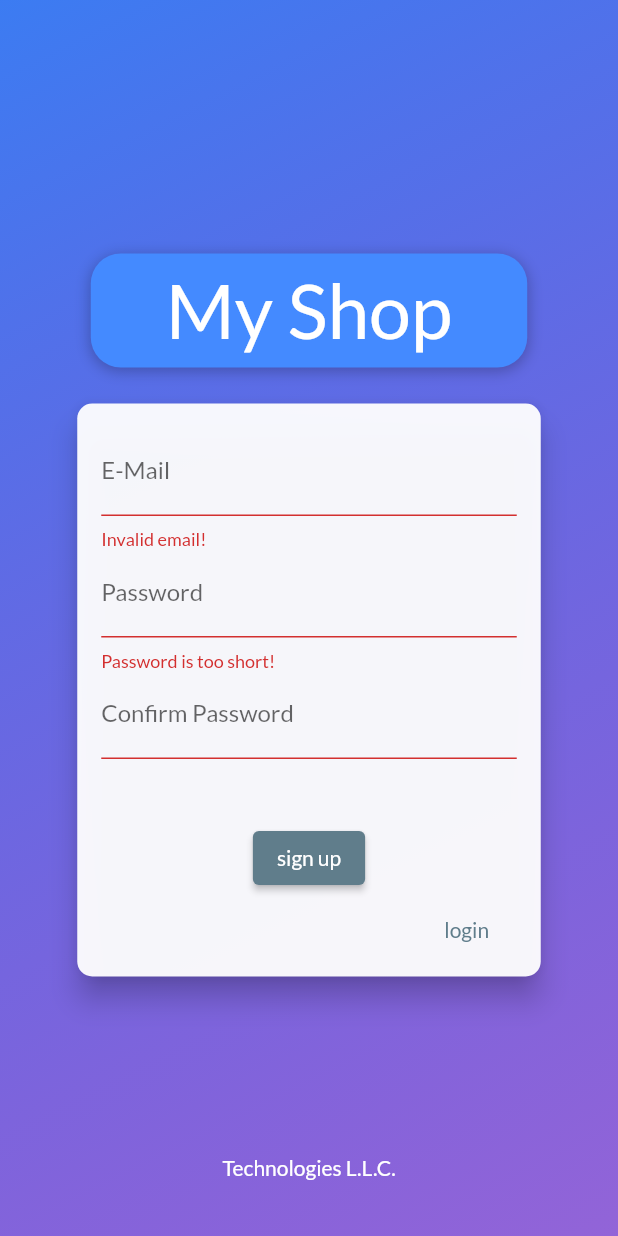
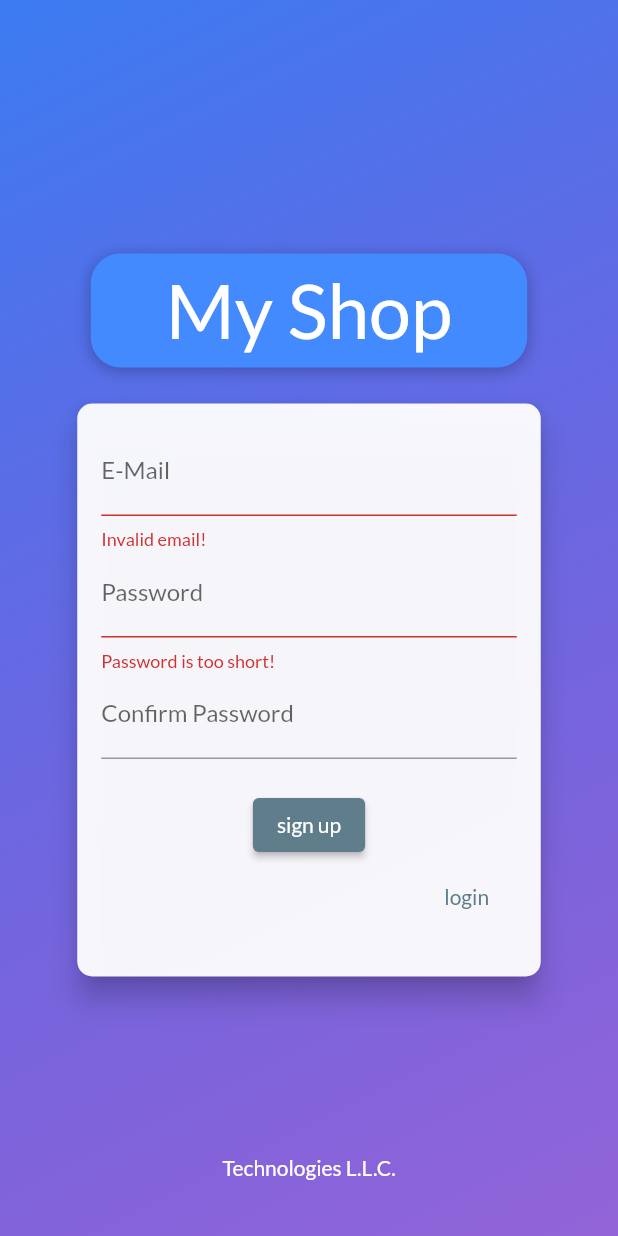
Before and after one commit to albertjblack/shopapp, a Flutter app: the screen it shows after launch, after a tap on "login", after a tap on "signup", after a tap on "sign up", on a phone screen of 412 x 824 dp. Run offline on Flutter 3.47's test engine with Material 2 defaults, Android fonts, the phone set to English and light mode, and no system bars; network calls fail.

Commit message:
auth login, signup and error throw, no rebuild yet

```diff
--- a/lib/screens/auth_screen.dart
+++ b/lib/screens/auth_screen.dart
@@ -68,13 +68,7 @@ class AuthScreen extends StatelessWidget {
                   ]),
             ),
           ),
-          // Center(
-          //   child: SizedBox(
-          //       width: 136,
-          //       // child: Image.asset("assets/images/logo/**_n_white.png")),
-          // ),
           Column(mainAxisAlignment: MainAxisAlignment.end, children: const [
-            // Center(child: Text("from", style: TextStyle(color: Colors.white))),
             Center(
                 child: Text("Technologies L.L.C.",
                     style: TextStyle(color: Colors.white, fontFamily: "Lato"))),
--- a/lib/widgets/auth_card.dart
+++ b/lib/widgets/auth_card.dart
@@ -1,6 +1,7 @@
 import 'package:provider/provider.dart';
 import './../providers/auth.dart';
 import 'package:flutter/material.dart';
+import './../models/http_exception.dart';
 
 enum AuthMode { signup, login }
 
@@ -27,6 +28,22 @@ class _AuthCardState extends State<AuthCard> {
     super.dispose();
   }
 
+  void _showErrorDialog(String message) {
+    showDialog(
+        context: context,
+        builder: (ctx) => AlertDialog(
+              title: const Text("Error"),
+              content: Text(message),
+              actions: [
+                TextButton(
+                    child: const Text("Okay"),
+                    onPressed: () {
+                      Navigator.of(context).pop();
+                    })
+              ],
+            ));
+  }
+
   Future<void> _submit() async {
     // if cannot validate (err)
     if (!_formKey.currentState!.validate()) {
@@ -39,6 +56,7 @@ class _AuthCardState extends State<AuthCard> {
       _isLoading = true;
     });
 
+    try {
       // log user logic
       if (_authMode == AuthMode.login) {
         await Provider.of<Auth>(context, listen: false)
@@ -49,7 +67,27 @@ class _AuthCardState extends State<AuthCard> {
         await Provider.of<Auth>(context, listen: false)
             .signup(_authData["email"]!, _authData["password"]!);
       }
+    } on HttpException catch (e) {
+      var errorMessage = "Authentication failed.";
+      if (e.toString().contains("EMAIL_EXISTS")) {
+        errorMessage = "This email address is already in use.";
+      } else if (e.toString().contains("INVALID_EMAIL")) {
+        errorMessage = "This email is an invalid address.";
+      } else if (e.toString().contains("WEAK_PASSWORD")) {
+        errorMessage = "This password is not strong enough.";
+      } else if (e.toString().contains("EMAIL_NOT_FOUND")) {
+        errorMessage = "This email is not registered.";
+      } else if (e.toString().contains("INVALID_PASSWORD")) {
+        errorMessage = "Ivalid password.";
+      }
+      _showErrorDialog(errorMessage);
+    } catch (e) {
+      const errorMessage = "Could not authenticate, please try again later.";
+      _showErrorDialog(errorMessage);
+      rethrow;
+    }
 
+    //
     setState(() {
       _isLoading = false;
     });
@@ -106,7 +144,7 @@ class _AuthCardState extends State<AuthCard> {
                   if (value!.isEmpty || value.length < 5) {
                     return 'Password is too short!';
                   }
-                  return '';
+                  return null;
                 },
                 onSaved: (value) {
                   _authData['password'] = value!;
@@ -123,7 +161,7 @@ class _AuthCardState extends State<AuthCard> {
                           if (value != _passwordController.text) {
                             return "Passwords do not match!";
                           }
-                          return "";
+                          return null;
                         }
                       : null,
                 ),
```
Also changed, not shown: lib/providers/auth.dart (+15 -5 lines). Lines whose indentation alone changed are shown as unchanged.
